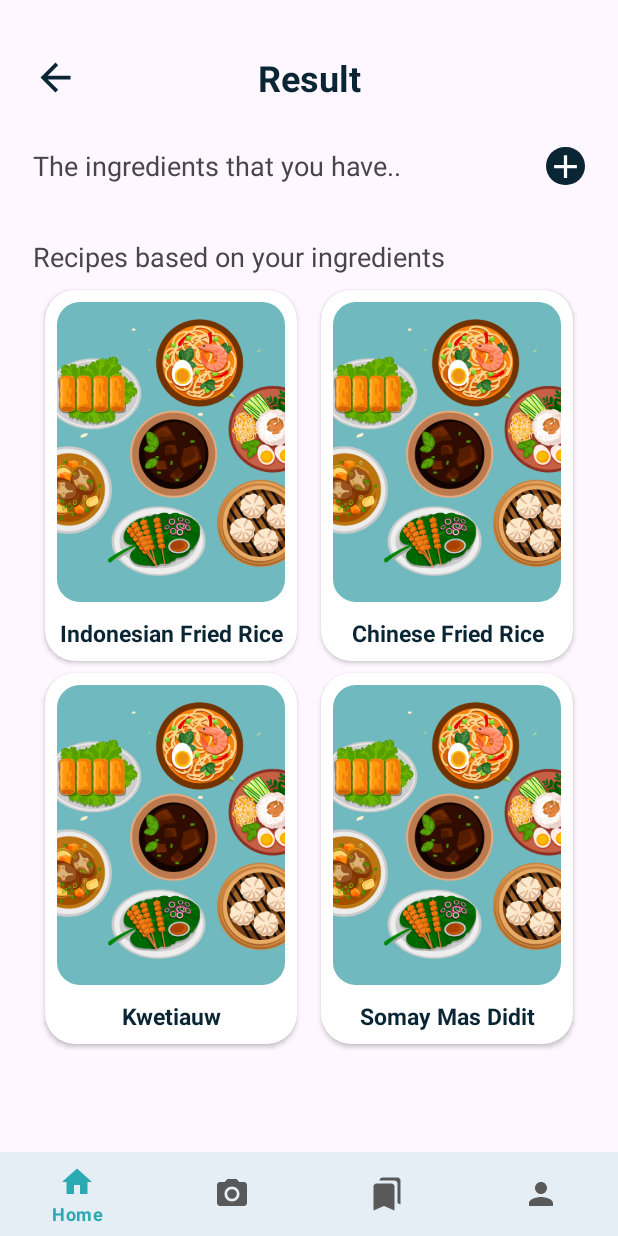
After one commit to Reseepe/Reseepe-MD, an Android app: the ResultFragment screen opened through its navigation route, on a phone screen of 412 x 824 dp. The commit adds this screen. Run offline under Robolectric (Android 15) with nearby library versions, the phone set to English and light mode, and no system bars; our stand-ins replace FlexboxLayout, navigation-ui; 3 statements that could not run were skipped.

Commit message:
finish UI slicing for scan result page and bookmark page

```diff
--- a/app/build.gradle.kts
+++ b/app/build.gradle.kts
@@ -66,5 +66,6 @@ dependencies {
     implementation("androidx.camera:camera-camera2:$cameraxVersion")
     implementation("androidx.camera:camera-lifecycle:$cameraxVersion")
     implementation("androidx.camera:camera-view:$cameraxVersion")
+    implementation("com.google.android.flexbox:flexbox:3.0.0")
 
 }
--- /dev/null
+++ b/app/src/main/java/com/capstone/reseepe/ui/adapter/RecipeAdapter.kt
@@ -0,0 +1,31 @@
+package com.capstone.reseepe.ui.adapter
+
+import android.view.LayoutInflater
+import android.view.View
+import android.view.ViewGroup
+import android.widget.TextView
+import androidx.recyclerview.widget.RecyclerView
+import com.capstone.reseepe.R
+
+class RecipeAdapter(private val recipeNames: List<String>) :
+    RecyclerView.Adapter<RecipeAdapter.RecipeViewHolder>() {
+
+    override fun onCreateViewHolder(parent: ViewGroup, viewType: Int): RecipeViewHolder {
+        val itemView = LayoutInflater.from(parent.context)
+            .inflate(R.layout.item_recipe_card, parent, false)
+        return RecipeViewHolder(itemView)
+    }
+
+    override fun onBindViewHolder(holder: RecipeViewHolder, position: Int) {
+        val recipeName = recipeNames[position]
+        holder.bind(recipeName)
+    }
+
+    override fun getItemCount() = recipeNames.size
+
+    class RecipeViewHolder(itemView: View) : RecyclerView.ViewHolder(itemView) {
+        fun bind(recipeName: String) {
+            itemView.findViewById<TextView>(R.id.tv_item_name).text = recipeName
+        }
+    }
+}
--- a/app/src/main/java/com/capstone/reseepe/ui/bookmarks/BookmarksViewModel.kt
+++ b/app/src/main/java/com/capstone/reseepe/ui/bookmarks/BookmarksViewModel.kt
@@ -5,8 +5,4 @@ import androidx.lifecycle.MutableLiveData
 import androidx.lifecycle.ViewModel
 
 class BookmarksViewModel : ViewModel() {
-    private val _text = MutableLiveData<String>().apply {
-        value = "This is Bookmarks Fragment"
-    }
-    val text: LiveData<String> = _text
 }
--- /dev/null
+++ b/app/src/main/java/com/capstone/reseepe/ui/result/ResultFragment.kt
@@ -0,0 +1,62 @@
+package com.capstone.reseepe.ui.result
+
+import android.os.Bundle
+import androidx.fragment.app.Fragment
+import android.view.LayoutInflater
+import android.view.View
+import android.view.ViewGroup
+import androidx.recyclerview.widget.GridLayoutManager
+import androidx.recyclerview.widget.LinearLayoutManager
+import com.capstone.reseepe.R
+import com.capstone.reseepe.databinding.FragmentResultBinding
+import com.capstone.reseepe.databinding.FragmentScanBinding
+import com.capstone.reseepe.ui.adapter.IngredientAdapter
+import com.capstone.reseepe.ui.adapter.RecipeAdapter
+import com.google.android.flexbox.FlexboxLayoutManager
+
+class ResultFragment : Fragment() {
+
+    private var _binding: FragmentResultBinding? = null
+
+    private val binding get() = _binding!!
+
+    override fun onCreateView(
+        inflater: LayoutInflater,
+        container: ViewGroup?,
+        savedInstanceState: Bundle?
+    ): View? {
+
+        _binding = FragmentResultBinding.inflate(inflater, container, false)
+        val root: View = binding.root
+
+        // Set up RecyclerView with FlexboxLayoutManager
+        val flexboxLayoutManager = FlexboxLayoutManager(context)
+        binding.rvIngredient.layoutManager = flexboxLayoutManager
+
+        // Example ingredient list
+        val ingredientList = listOf("Tomato", "Cheese", "Lettuce", "Onion", "Bread", "Chicken", "Mayonnaise", "Mustard", "Ketchup")
+        val ingredientAdapter= IngredientAdapter(ingredientList)
+        binding.rvIngredient.adapter = ingredientAdapter
+
+        // Set up RecyclerView with GridLayoutManager
+        val layoutManager = GridLayoutManager(requireContext(), 2) // 2 columns
+        binding.rvRecipes.layoutManager = layoutManager
+
+        // Populate RecyclerView with dummy data (replace with actual data)
+        val dummyRecipeNames = listOf("Indonesian Fried Rice", "Chinese Fried Rice", "Kwetiauw", "Somay Mas Didit") // Dummy recipe names
+        val recipeAdapter = RecipeAdapter(dummyRecipeNames)
+        binding.rvRecipes.adapter = recipeAdapter
+
+
+        return root
+    }
+
+    override fun onDestroyView() {
+        super.onDestroyView()
+        _binding = null
+    }
+
+    companion object {
+
+    }
+}
--- /dev/null
+++ b/app/src/main/res/drawable/baseline_add_24.xml
@@ -0,0 +1,5 @@
+<vector android:height="26dp" android:tint="@android:color/white"
+    android:viewportHeight="24" android:viewportWidth="24"
+    android:width="26dp" xmlns:android="http://schemas.android.com/apk/res/android">
+    <path android:fillColor="@android:color/white" android:pathData="M19,13h-6v6h-2v-6H5v-2h6V5h2v6h6v2z"/>
+</vector>
--- /dev/null
+++ b/app/src/main/res/drawable/baseline_arrow_back_24.xml
@@ -0,0 +1,5 @@
+<vector android:autoMirrored="true" android:height="30dp"
+    android:tint="@color/primary_900" android:viewportHeight="24"
+    android:viewportWidth="24" android:width="30dp" xmlns:android="http://schemas.android.com/apk/res/android">
+    <path android:fillColor="@android:color/white" android:pathData="M20,11H7.83l5.59,-5.59L12,4l-8,8 8,8 1.41,-1.41L7.83,13H20v-2z"/>
+</vector>
--- /dev/null
+++ b/app/src/main/res/drawable/circle_button.xml
@@ -0,0 +1,10 @@
+<?xml version="1.0" encoding="utf-8"?>
+<selector xmlns:android="http://schemas.android.com/apk/res/android">
+    <item>
+        <shape xmlns:android="http://schemas.android.com/apk/res/android"
+            android:shape="rectangle">
+            <corners android:radius="200dp"/>
+            <solid android:color="@color/primary_900"/>
+        </shape>
+    </item>
+</selector>
--- /dev/null
+++ b/app/src/main/res/layout/fragment_result.xml
@@ -0,0 +1,111 @@
+<?xml version="1.0" encoding="utf-8"?>
+<androidx.constraintlayout.widget.ConstraintLayout
+    xmlns:android="http://schemas.android.com/apk/res/android"
+    xmlns:app="http://schemas.android.com/apk/res-auto"
+    xmlns:tools="http://schemas.android.com/tools"
+    android:layout_width="match_parent"
+    android:layout_height="match_parent"
+    tools:context=".ui.result.ResultFragment">
+
+    <ImageButton
+        android:id="@+id/back_button"
+        android:layout_width="wrap_content"
+        android:layout_height="wrap_content"
+        app:layout_constraintStart_toStartOf="parent"
+        app:layout_constraintTop_toTopOf="parent"
+        app:layout_constraintBottom_toBottomOf="@id/tv_result_title"
+        android:layout_marginStart="22dp"
+        android:layout_marginTop="35dp"
+        android:background="@drawable/baseline_arrow_back_24"/>
+
+    <TextView
+        android:id="@+id/tv_result_title"
+        android:layout_width="match_parent"
+        android:layout_height="wrap_content"
+        android:layout_marginTop="35dp"
+        android:layout_marginEnd="22dp"
+        android:layout_marginStart="22dp"
+        android:textColor="@color/primary_900"
+        android:textSize="24sp"
+        android:textStyle="bold"
+        android:gravity="center"
+        app:layout_constraintEnd_toEndOf="parent"
+        app:layout_constraintStart_toEndOf="@+id/back_button"
+        app:layout_constraintTop_toTopOf="parent"
+        android:text="@string/result_msg" />
+
+    <ScrollView
+        android:layout_width="match_parent"
+        android:layout_height="0dp"
+        android:layout_marginTop="30dp"
+        app:layout_constraintTop_toBottomOf="@id/tv_result_title"
+        app:layout_constraintBottom_toBottomOf="parent"
+        app:layout_constraintStart_toStartOf="parent"
+        app:layout_constraintEnd_toEndOf="parent">
+
+        <androidx.constraintlayout.widget.ConstraintLayout
+            android:layout_width="match_parent"
+            android:layout_height="wrap_content">
+
+            <ImageButton
+                android:id="@+id/add_button"
+                android:layout_width="wrap_content"
+                android:layout_height="wrap_content"
+                app:layout_constraintEnd_toEndOf="parent"
+                app:layout_constraintBottom_toBottomOf="@id/tv_ingredient"
+                app:layout_constraintTop_toTopOf="@id/tv_ingredient"
+                android:layout_marginEnd="22dp"
+                android:src="@drawable/baseline_add_24"
+                android:background="@drawable/circle_button"/>
+
+            <TextView
+                android:id="@+id/tv_ingredient"
+                android:layout_width="match_parent"
+                android:layout_height="wrap_content"
+                android:layout_marginStart="22dp"
+                android:layout_marginEnd="22dp"
+                android:text="@string/ingredient_scan_txt"
+                android:textSize="18sp"
+                app:layout_constraintEnd_toEndOf="parent"
+                app:layout_constraintStart_toStartOf="parent"
+                app:layout_constraintTop_toTopOf="parent" />
+
+            <androidx.recyclerview.widget.RecyclerView
+                android:id="@+id/rv_ingredient"
+                android:padding="0dp"
+                android:layout_marginTop="6dp"
+                android:layout_width="match_parent"
+                android:layout_height="wrap_content"
+                android:layout_marginEnd="22dp"
+                android:layout_marginStart="22dp"
+                app:layout_constraintTop_toBottomOf="@id/tv_ingredient"
+                />
+
+            <TextView
+                android:id="@+id/tv_recipes"
+                android:layout_width="match_parent"
+                android:layout_height="wrap_content"
+                android:layout_marginTop="30dp"
+                android:layout_marginEnd="22dp"
+                android:layout_marginStart="22dp"
+                android:textSize="18sp"
+                app:layout_constraintTop_toBottomOf="@id/rv_ingredient"
+                android:text="@string/rcp_gen_msg" />
+
+            <androidx.recyclerview.widget.RecyclerView
+                android:id="@+id/rv_recipes"
+                android:layout_marginTop="6dp"
+                android:layout_width="match_parent"
+                android:layout_height="wrap_content"
+                android:layout_marginEnd="22dp"
+                android:layout_marginStart="22dp"
+                android:layout_marginBottom="70dp"
+                app:layout_constraintTop_toBottomOf="@id/tv_recipes"
+                app:layout_constraintEnd_toEndOf="parent"
+                app:layout_constraintStart_toStartOf="parent"
+                app:layout_constraintBottom_toBottomOf="parent" />
+
+        </androidx.constraintlayout.widget.ConstraintLayout>
+    </ScrollView>
+
+</androidx.constraintlayout.widget.ConstraintLayout>
--- a/app/src/main/res/layout/item_recipe_card.xml
+++ b/app/src/main/res/layout/item_recipe_card.xml
@@ -25,7 +25,7 @@
             android:scaleType="centerCrop"
             card_view:layout_constraintEnd_toEndOf="parent"
             card_view:layout_constraintStart_toStartOf="parent"
-            tools:src="@drawable/nasgorcina"
+            android:src="@drawable/default_val_rcp"
             card_view:shapeAppearance="@style/RoundedSquare"
             tools:ignore="MissingConstraints" />
 
@@ -37,7 +37,7 @@
             android:layout_marginTop="10dp"
             android:layout_toEndOf="@id/iv_item_photo"
             android:gravity="center"
-            android:textSize="25sp"
+            android:textSize="15sp"
             android:textStyle="bold"
             card_view:layout_constraintBottom_toBottomOf="parent"
             card_view:layout_constraintEnd_toEndOf="parent"
--- a/app/src/main/res/navigation/mobile_navigation.xml
+++ b/app/src/main/res/navigation/mobile_navigation.xml
@@ -15,7 +15,11 @@
         android:id="@+id/navigation_scan"
         android:name="com.capstone.reseepe.ui.scan.ScanFragment"
         android:label="@string/title_scan"
-        tools:layout="@layout/fragment_scan" />
+        tools:layout="@layout/fragment_scan">
+        <action
+            android:id="@+id/action_scanFragment_to_resultFragment"
+            app:destination="@id/resultFragment" />
+    </fragment>
 
     <fragment
         android:id="@+id/navigation_bookmarks"
@@ -28,4 +32,10 @@
         android:name="com.capstone.reseepe.ui.profile.ProfileFragment"
         android:label="@string/title_profile"
         tools:layout="@layout/fragment_profile" />
+
+    <fragment
+        android:id="@+id/resultFragment"
+        android:name="com.capstone.reseepe.ui.result.ResultFragment"
+        android:label="Result Fragment"
+        tools:layout="@layout/fragment_result" />
 </navigation>
--- a/app/src/main/res/values/strings.xml
+++ b/app/src/main/res/values/strings.xml
@@ -36,4 +36,10 @@
     <string name="gallery">Browse My Gallery</string>
     <string name="upload">Continue</string>
 
+    <string name="result_msg">Result</string>
+    <string name="ingredient_scan_txt">The ingredients that you have..</string>
+
+    <string name="rcp_gen_msg">Recipes based on your ingredients</string>
+    <string name="bookmark_msg">Your Bookmarked Recipes</string>
+
 </resources>
--- a/app/src/main/res/values/styles.xml
+++ b/app/src/main/res/values/styles.xml
@@ -9,4 +9,8 @@
         <item name="cornerSize">10%</item>
     </style>
 
+    <style name="CirleButton">
+        <item name="cornerSize">900%</item>
+    </style>
+
 </resources>
```
Also changed, not shown: app/src/main/java/com/capstone/reseepe/ui/adapter/IngredientAdapter.kt (added, +29 -0 lines), app/src/main/java/com/capstone/reseepe/ui/bookmarks/BookmarksFragment.kt (+11 -4 lines), app/src/main/java/com/capstone/reseepe/ui/main/MainActivity.kt (+0 -40 lines), app/src/main/java/com/capstone/reseepe/ui/scan/ScanFragment.kt (+7 -0 lines), app/src/main/res/layout/fragment_bookmarks.xml (+36 -15 lines), app/src/main/res/layout/item_ingredients.xml (+36 -4 lines), app/src/main/res/drawable/default_val_rcp.jpg (added).
